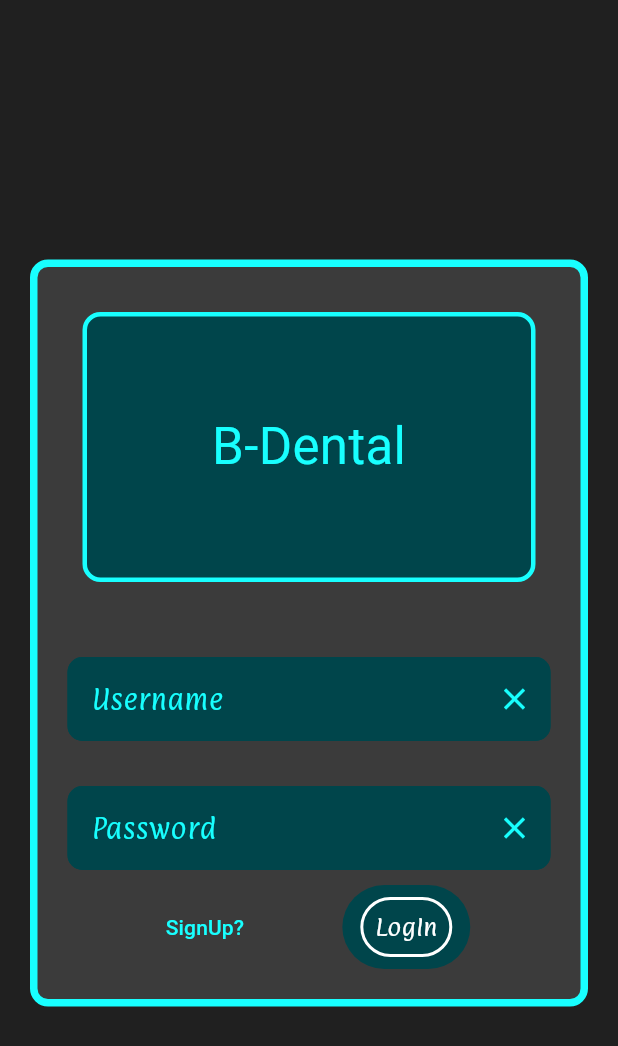
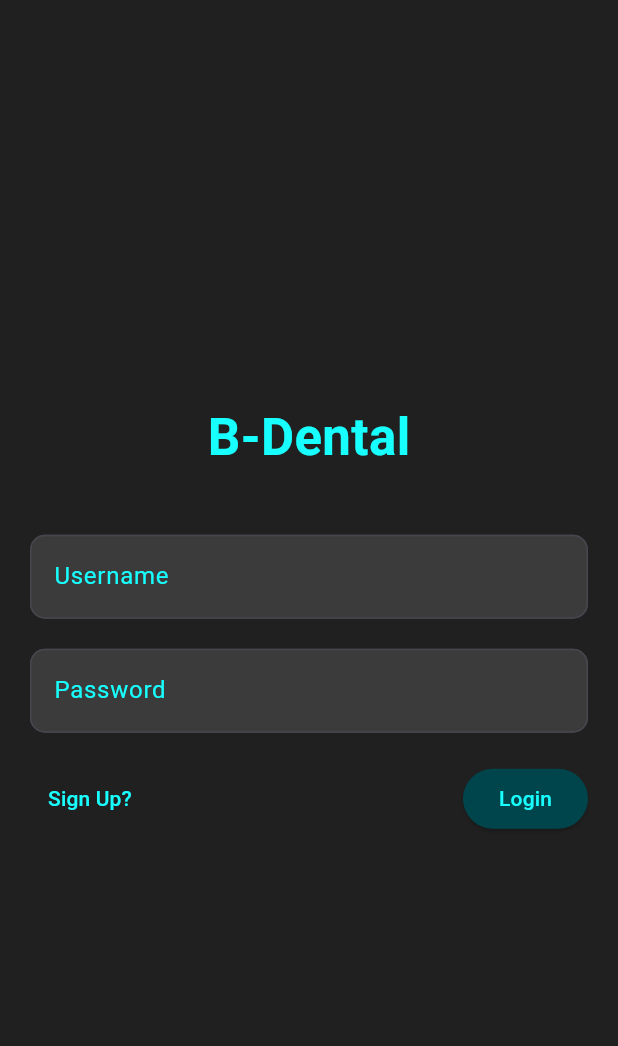
Before and after one commit to AbdullahAlBitar/B-Dental-Flutter, a Flutter app: the screen it shows after launch, on a phone screen of 412 x 824 dp. Shown: the top 1046 px of the screen. Run offline on Flutter 3.47's test engine with Material 3 defaults, Android fonts, the phone set to English and light mode, and no system bars; our stand-ins replace shared_preferences; Roboto replaces fonts that are missing (SpicyRice); project files that could hold a hidden picture were left out.

Commit message:
added signup and made the login look simpler

```diff
--- a/lib/main.dart
+++ b/lib/main.dart
@@ -5,6 +5,7 @@ import 'package:b_dental/pages/details/payment_details.dart';
 import 'package:b_dental/pages/details/visit_details.dart';
 import 'package:b_dental/pages/home.dart';
 import 'package:b_dental/pages/login.dart';
+import 'package:b_dental/signup.dart';
 import 'package:flutter/material.dart';
 
 void main() => runApp(
@@ -13,6 +14,7 @@ void main() => runApp(
     initialRoute: "/",
     routes: {
       "/": (context) => Login(),
+      "/register": (context) => SignUp(),
       "/home": (context) => Home(),
       "/patientDetails": (context) => PatientDetails(),
       "/visitDetails": (context) => VisitDetails(),
--- a/lib/pages/login.dart
+++ b/lib/pages/login.dart
@@ -1,7 +1,4 @@
-// ignore_for_file: prefer_const_constructors, prefer_const_literals_to_create_immutables
-
 import 'dart:async';
-
 import 'package:b_dental/globals.dart';
 import 'package:flutter/material.dart';
 import 'package:shared_preferences/shared_preferences.dart';
@@ -11,18 +8,11 @@ import 'dart:convert';
 Future<Map<String, dynamic>> login(String username, String password) async {
   if (username.isNotEmpty && password.isNotEmpty) {
     try {
-      final response = await http
-          .post(
+      final response = await http.post(
         Uri.parse('$url/auth/login'),
-        headers: <String, String>{
-          'Content-Type': 'application/json; charset=UTF-8',
-        },
-        body: jsonEncode(<String, String>{
-          'phone': username,
-          'password': password,
-        }),
-      )
-          .timeout(Duration(seconds: 5), onTimeout: () {
+        headers: <String, String>{'Content-Type': 'application/json'},
+        body: jsonEncode(<String, String>{'phone': username, 'password': password}),
+      ).timeout(const Duration(seconds: 5), onTimeout: () {
         throw TimeoutException('Request timed out');
       });
 
@@ -38,21 +28,12 @@ Future<Map<String, dynamic>> login(String username, String password) async {
         return {'success': false, 'message': res['error']};
       }
     } on TimeoutException catch (_) {
-      return {
-        'success': false,
-        'message': 'Request timed out. Please try again.'
-      };
+      return {'success': false, 'message': 'Request timed out. Please try again.'};
     } catch (e) {
-      return {
-        'success': false,
-        'message': 'Network error. Please try again later.'
-      };
+      return {'success': false, 'message': 'Network error. Please try again later.'};
     }
   }
-  return {
-    'success': false,
-    'message': 'Username and password cannot be empty.'
-  };
+  return {'success': false, 'message': 'Username and password cannot be empty.'};
 }
 
 class Login extends StatefulWidget {
@@ -87,145 +68,79 @@ class _LoginState extends State<Login> {
   @override
   Widget build(BuildContext context) {
     return Scaffold(
-      body: SingleChildScrollView(
-        child: Container(
-          color: globalDarkBG,
-          height: MediaQuery.of(context).size.height,
-          padding: EdgeInsets.fromLTRB(20, 40, 20, 20),
+      backgroundColor: globalDarkBG,
+      body: Padding(
+        padding: const EdgeInsets.symmetric(horizontal: 20, vertical: 40),
         child: Column(
           mainAxisAlignment: MainAxisAlignment.center,
           children: [
-              Container(
-                padding: const EdgeInsets.all(20.0),
-                decoration: BoxDecoration(
-                  color: globalBG,
-                  border: Border.all(color: globalColorLight, width: 5),
-                  borderRadius: BorderRadius.circular(12),
+            Text(
+              "B-Dental",
+              style: TextStyle(fontSize: 34, fontWeight: FontWeight.bold, color: globalColorLight),
             ),
-                child: Column(
-                  crossAxisAlignment: CrossAxisAlignment.start,
-                  mainAxisAlignment: MainAxisAlignment.spaceEvenly,
-                  children: [
-                    Container(
-                      height: 180,
-                      decoration: BoxDecoration(
-                        color: globalColorDark,
-                        border: Border.all(color: globalColorLight, width: 3),
-                        borderRadius: BorderRadius.circular(12),
-                      ),
-                      margin: EdgeInsets.all(10),
-                      child: Center(
-                        child: Text(
-                          "B-Dental",
-                          style: TextStyle(
-                              backgroundColor: globalColorDark,
-                              fontSize: 34,
-                              color: globalColorLight,
-                              fontFamily: "SpicyRice"),
+            const SizedBox(height: 40),
+            TextField(
+              controller: _controllerUsername,
+              cursorColor: globalColorLight,
+              style: TextStyle(color: globalColorLight),
+              decoration: InputDecoration(
+                filled: true,
+                fillColor: globalBG,
+                hintText: "Username",
+                hintStyle: TextStyle(color: globalColorLight),
+                focusedBorder: OutlineInputBorder(borderSide: BorderSide(
+                    color: globalColorLight
+                  )),
+                border: OutlineInputBorder(
+                  borderRadius: BorderRadius.circular(10),
                 ),
               ),
             ),
-                    SizedBox(height: 40),
-                    Column(
-                      children: [
+            const SizedBox(height: 20),
             TextField(
-                          cursorColor: globalColorLight,
-                          style: TextStyle(
-                            color: globalColorLight,
-                            fontFamily: "Paprika"),
-                          decoration: InputDecoration(
-                            suffixIconColor: globalColorLight,
-                            filled: true,
-                            fillColor: globalColorDark,
-                            hintText: "Username",
-                            hintStyle: TextStyle(
-                              color: globalColorLight,
-                              fontFamily: "Paprika"),
-                            enabledBorder: OutlineInputBorder(
-                              borderSide: BorderSide(
-                                color: globalColorDark, width: 3),
-                              borderRadius: BorderRadius.circular(10)),
-                            focusedBorder: OutlineInputBorder(
-                              borderSide: BorderSide(
-                                color: globalColorLight, width: 3),
-                              borderRadius: BorderRadius.circular(10)),
-                            suffixIcon: IconButton(
-                              icon: Icon(Icons.clear),
-                              onPressed: () => _controllerUsername.clear(),
-                            )),
-                          controller: _controllerUsername,
-                        ),
-                        SizedBox(height: 30),
-                        TextField(
+              controller: _controllerPassword,
               obscureText: true,
               cursorColor: globalColorLight,
-                          style: TextStyle(
-                              color: globalColorLight,
-                              fontFamily: "Paprika"
+              style: TextStyle(color: globalColorLight),
+              decoration: InputDecoration(
+                filled: true,
+                fillColor: globalBG,
+                hintText: "Password",
+                hintStyle: TextStyle(color: globalColorLight),
+                focusedBorder: OutlineInputBorder(borderSide: BorderSide(
+                    color: globalColorLight
+                  )),
+                border: OutlineInputBorder(
+                  borderRadius: BorderRadius.circular(10),
                 ),
-                          decoration: InputDecoration(
-                              suffixIconColor: globalColorLight,
-                              filled: true,
-                              fillColor: globalColorDark,
-                              hintText: "Password",
-                              hintStyle: TextStyle(
-                                  color: globalColorLight,
-                                  fontFamily: "Paprika"),
-                              enabledBorder: OutlineInputBorder(
-                                  borderSide: BorderSide(
-                                      color: globalColorDark, width: 3),
-                                  borderRadius: BorderRadius.circular(10)),
-                              focusedBorder: OutlineInputBorder(
-                                  borderSide: BorderSide(
-                                      color: globalColorLight, width: 3),
-                                  borderRadius: BorderRadius.circular(10)),
-                              suffixIcon: IconButton(
-                                icon: Icon(Icons.clear),
-                                onPressed: () => _controllerPassword.clear(),
-                              )),
-                          controller: _controllerPassword,
               ),
-                        SizedBox(height: 10),
+            ),
+            const SizedBox(height: 20),
             Row(
-                          mainAxisAlignment: MainAxisAlignment.spaceEvenly,
+              mainAxisAlignment: MainAxisAlignment.spaceBetween,
               children: [
                 TextButton(
-                              child: Text(
-                                "SignUp?",
-                                style: TextStyle(color: globalColorLight),
+                  onPressed: () {
+                    Navigator.pushNamed(context, "/register");
+                  }, // Handle signup
+                  child: Text("Sign Up?", style: TextStyle(color: globalColorLight)),
                 ),
-                              onPressed: () {},
-                            ),
-                            TextButton(
-                              style: ButtonStyle(
-                                backgroundColor: WidgetStateProperty.all<Color>(
-                                    globalColorDark),
-                              ),
-                              onPressed: _isButtonDisabled
-                                  ? null
-                                  : () async {
+                ElevatedButton(
+                  onPressed: _isButtonDisabled ? null : () async {
                     setState(() {
                       _isButtonDisabled = true;
                     });
-
-                                      String username =
-                                          _controllerUsername.text;
-                                      String password =
-                                          _controllerPassword.text;
-                                      Map<String, dynamic> result =
-                                          await login(username, password);
-
+                    String username = _controllerUsername.text;
+                    String password = _controllerPassword.text;
+                    Map<String, dynamic> result = await login(username, password);
                     if (mounted) {
                       if (result['success']) {
+                        _controllerUsername.clear();
                         _controllerPassword.clear();
-                                          _controllerUsername.clear();
                         Navigator.pushNamed(context, "/home");
                       } else {
-                                          ScaffoldMessenger.of(context)
-                                              .showSnackBar(
-                                            SnackBar(
-                                                content:
-                                                    Text(result['message'])),
+                        ScaffoldMessenger.of(context).showSnackBar(
+                          SnackBar(content: Text(result['message'])),
                         );
                       }
                     }
@@ -233,31 +148,14 @@ class _LoginState extends State<Login> {
                       _isButtonDisabled = false;
                     });
                   },
-                              child: Container(
-                                padding: EdgeInsets.all(8),
-                                decoration: BoxDecoration(
-                                  border:
-                                      Border.all(width: 2, color: Colors.white),
-                                  borderRadius: BorderRadius.circular(20),
+                  style: ElevatedButton.styleFrom(
+                    foregroundColor: globalColorLight, backgroundColor: globalColorDark,
                   ),
-                                child: Text(
-                                  "LogIn",
-                                  style: TextStyle(
-                                    fontFamily: "Paprika",
-                                    color: Colors.white,
-                                  ),
-                                ),
-                              ),
-                            ),
-                          ],
-                        )
-                      ],
-                    )
-                  ],
-                ),
+                  child: const Text("Login"),
                 ),
               ],
             ),
+          ],
         ),
       ),
     );
```
Also changed, not shown: lib/signup.dart (added, +185 -0 lines). Lines whose indentation alone changed are shown as unchanged.
